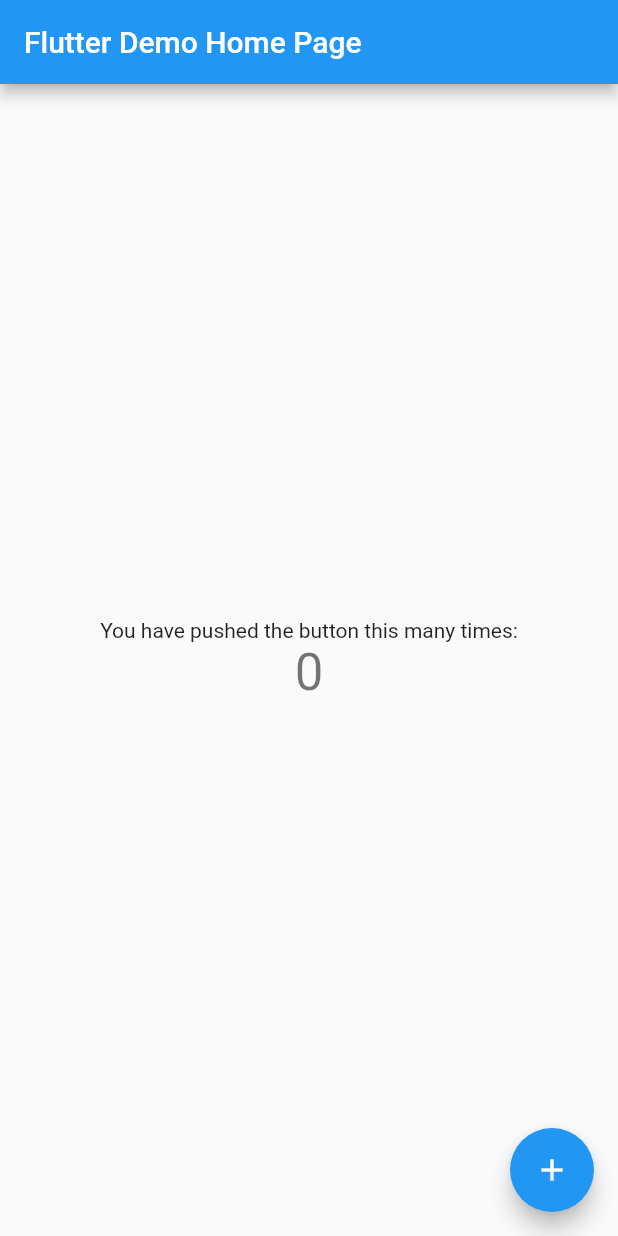
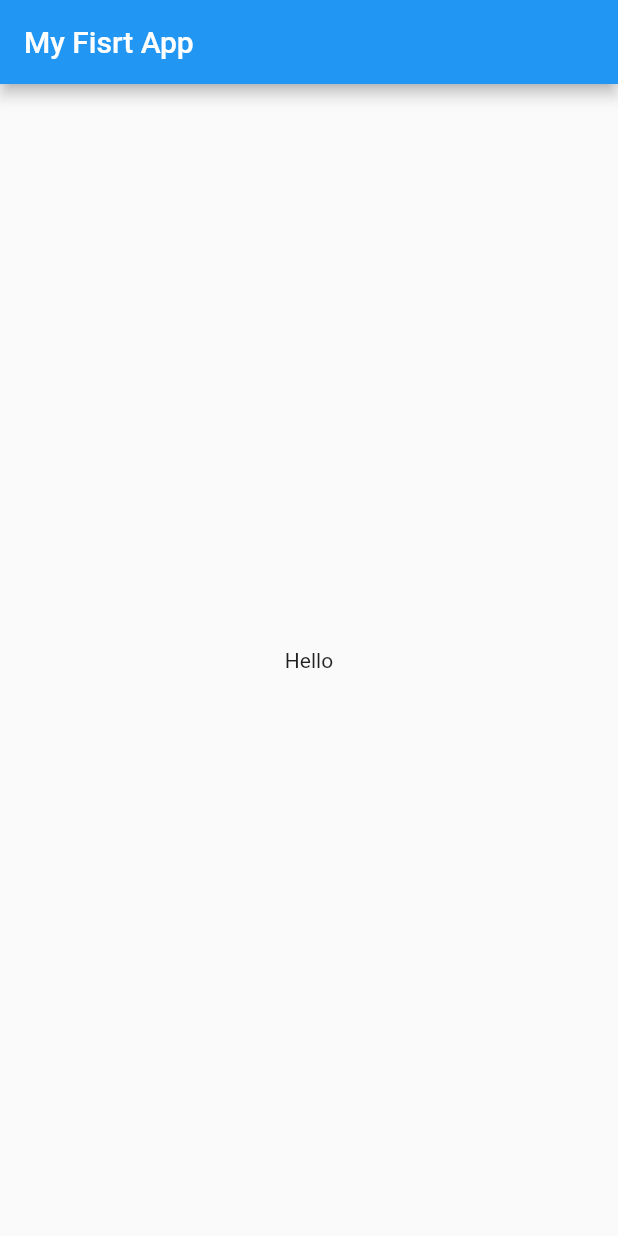
Before and after one commit to xaingujjar/mylearn, a Flutter app: the screen it shows after launch, on a phone screen of 412 x 824 dp. Run offline on Flutter 3.47's test engine with Material 2 defaults, Android fonts, the phone set to English and light mode, and no system bars.

Commit message:
chapter 1 is Completed

```diff
--- a/lib/main.dart
+++ b/lib/main.dart
@@ -1,115 +1,23 @@
 import 'package:flutter/material.dart';
 
-void main() {
-  runApp(const MyApp());
+void main(List<String> args) {
+  runApp(MaterialApp(
+    title: "MyApp",
+    home: HomePage(),
+  ));
 }
 
-class MyApp extends StatelessWidget {
-  const MyApp({Key? key}) : super(key: key);
-
-  // This widget is the root of your application.
+// ignore: use_key_in_widget_constructors
+class HomePage extends StatelessWidget {
   @override
   Widget build(BuildContext context) {
-    return MaterialApp(
-      title: 'Flutter Demo',
-      theme: ThemeData(
-        // This is the theme of your application.
-        //
-        // Try running your application with "flutter run". You'll see the
-        // application has a blue toolbar. Then, without quitting the app, try
-        // changing the primarySwatch below to Colors.green and then invoke
-        // "hot reload" (press "r" in the console where you ran "flutter run",
-        // or simply save your changes to "hot reload" in a Flutter IDE).
-        // Notice that the counter didn't reset back to zero; the application
-        // is not restarted.
-        primarySwatch: Colors.blue,
+    return Scaffold(
+      appBar: AppBar(
+        title: Text("My Fisrt App"),
       ),
-      home: const MyHomePage(title: 'Flutter Demo Home Page'),
+      body: Container(
+        child: Center(child: Text("Hello")),
+      ),
     );
   }
 }
-
-class MyHomePage extends StatefulWidget {
-  const MyHomePage({Key? key, required this.title}) : super(key: key);
-
-  // This widget is the home page of your application. It is stateful, meaning
-  // that it has a State object (defined below) that contains fields that affect
-  // how it looks.
-
-  // This class is the configuration for the state. It holds the values (in this
-  // case the title) provided by the parent (in this case the App widget) and
-  // used by the build method of the State. Fields in a Widget subclass are
-  // always marked "final".
-
-  final String title;
-
-  @override
-  State<MyHomePage> createState() => _MyHomePageState();
-}
-
-class _MyHomePageState extends State<MyHomePage> {
-  int _counter = 0;
-
-  void _incrementCounter() {
-    setState(() {
-      // This call to setState tells the Flutter framework that something has
-      // changed in this State, which causes it to rerun the build method below
-      // so that the display can reflect the updated values. If we changed
-      // _counter without calling setState(), then the build method would not be
-      // called again, and so nothing would appear to happen.
-      _counter++;
-    });
-  }
-
-  @override
-  Widget build(BuildContext context) {
-    // This method is rerun every time setState is called, for instance as done
-    // by the _incrementCounter method above.
-    //
-    // The Flutter framework has been optimized to make rerunning build methods
-    // fast, so that you can just rebuild anything that needs updating rather
-    // than having to individually change instances of widgets.
-    return Scaffold(
-      appBar: AppBar(
-        // Here we take the value from the MyHomePage object that was created by
-        // the App.build method, and use it to set our appbar title.
-        title: Text(widget.title),
-      ),
-      body: Center(
-        // Center is a layout widget. It takes a single child and positions it
-        // in the middle of the parent.
-        child: Column(
-          // Column is also a layout widget. It takes a list of children and
-          // arranges them vertically. By default, it sizes itself to fit its
-          // children horizontally, and tries to be as tall as its parent.
-          //
-          // Invoke "debug painting" (press "p" in the console, choose the
-          // "Toggle Debug Paint" action from the Flutter Inspector in Android
-          // Studio, or the "Toggle Debug Paint" command in Visual Studio Code)
-          // to see the wireframe for each widget.
-          //
-          // Column has various properties to control how it sizes itself and
-          // how it positions its children. Here we use mainAxisAlignment to
-          // center the children vertically; the main axis here is the vertical
-          // axis because Columns are vertical (the cross axis would be
-          // horizontal).
-          mainAxisAlignment: MainAxisAlignment.center,
-          children: <Widget>[
-            const Text(
-              'You have pushed the button this many times:',
-            ),
-            Text(
-              '$_counter',
-              style: Theme.of(context).textTheme.headline4,
-            ),
-          ],
-        ),
-      ),
-      floatingActionButton: FloatingActionButton(
-        onPressed: _incrementCounter,
-        tooltip: 'Increment',
-        child: const Icon(Icons.add),
-      ), // This trailing comma makes auto-formatting nicer for build methods.
-    );
-  }
-}
```
Also changed, not shown: 1 other file.
